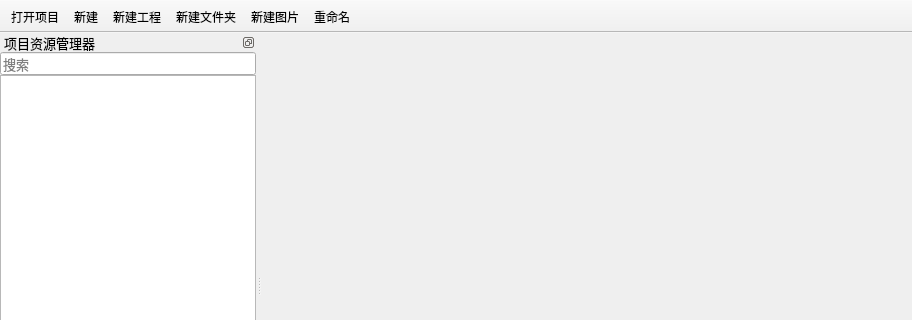
This is BmpManager/mainwindow.ui in luckyPtr/BitmapStudio as Qt 5 draws it before an edit; both pictures show x 0 to 912 and y 0 to 320 of the 912 by 558 pixel window. The edited form follows.
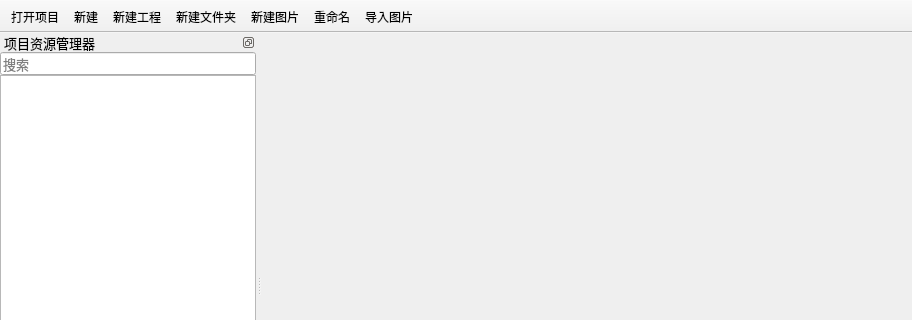
This is the edited form. Icons and pictures are not drawn.

Commit message: 新增导入图片的功能

The edit to the form file:
```diff
--- a/BmpManager/mainwindow.ui
+++ b/BmpManager/mainwindow.ui
@@ -212,6 +212,7 @@
    <addaction name="actNewFolder"/>
    <addaction name="actNewImg"/>
    <addaction name="actRename"/>
+   <addaction name="actImportImg"/>
   </widget>
   <action name="actOpenProject">
    <property name="icon">
@@ -271,6 +272,11 @@
     <string>新建图片</string>
    </property>
   </action>
+  <action name="actImportImg">
+   <property name="text">
+    <string>导入图片</string>
+   </property>
+  </action>
  </widget>
  <resources>
   <include location="Img.qrc"/>
```
The commit also changes 6 other files.
